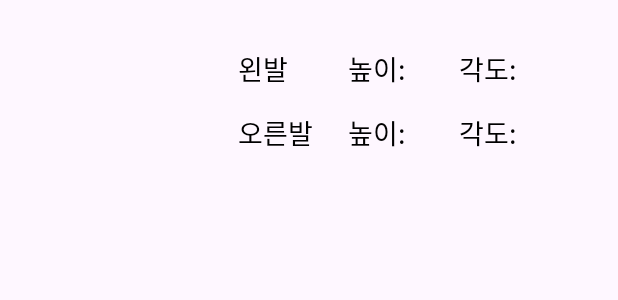
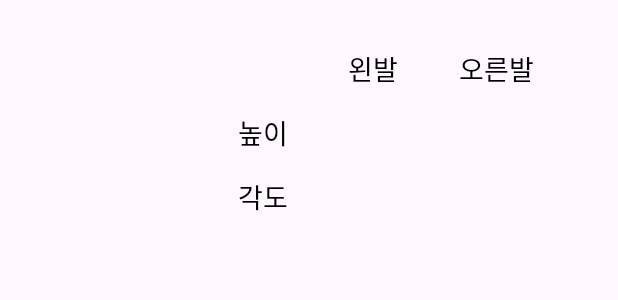
Before and after one commit to Leetaegyeom/ESE2024_BerryPirates, an Android app built with Jetpack Compose: the layout record_recyclerview_item.xml on its own in the app's theme, with its tools: preview values and no code run, on a phone screen of 412 x 824 dp. Shown: the top 300 px of the screen. Run offline under Robolectric (Android 15) with nearby library versions, the phone set to English and light mode, and no system bars.

Commit message:
Record Activity UI update

```diff
--- a/src/ui/practice_1/app/src/main/res/layout/activity_profile_selection.xml
+++ b/src/ui/practice_1/app/src/main/res/layout/activity_profile_selection.xml
@@ -3,7 +3,8 @@
     android:layout_width="match_parent"
     android:layout_height="match_parent"
     android:orientation="vertical"
-    android:padding="16dp">
+    android:padding="16dp"
+    android:background="#FFFFE0">
 
     <EditText
         android:id="@+id/profileNameEditText"
--- a/src/ui/practice_1/app/src/main/res/layout/record_recyclerview_item.xml
+++ b/src/ui/practice_1/app/src/main/res/layout/record_recyclerview_item.xml
@@ -35,29 +35,60 @@
             android:layout_height="wrap_content"
             android:orientation="horizontal"
             android:layout_marginBottom="15dp">
+
             <LinearLayout
                 android:layout_width="0dp"
                 android:layout_height="wrap_content"
-                android:layout_weight="3">
+                android:layout_weight="1">
+                <TextView
+                    android:layout_width="wrap_content"
+                    android:layout_height="wrap_content"
+                    android:textSize="18sp"
+                    android:textColor="#FF000000"/>
+            </LinearLayout>
+
+            <LinearLayout
+                android:layout_width="0dp"
+                android:layout_height="wrap_content"
+                android:layout_weight="1">
                 <TextView
                     android:id="@+id/leftFootTextView"
                     android:layout_width="wrap_content"
                     android:layout_height="wrap_content"
                     android:text="왼발"
                     android:textSize="18sp"
-                    android:gravity="start"
                     android:textColor="#FF000000"/>
             </LinearLayout>
 
             <LinearLayout
                 android:layout_width="0dp"
                 android:layout_height="wrap_content"
-                android:layout_weight="2">
+                android:layout_weight="1">
+            <TextView
+                android:id="@+id/rightFootTextView"
+                android:layout_width="wrap_content"
+                android:layout_height="wrap_content"
+                android:text="오른발"
+                android:textSize="18sp"
+                android:singleLine="true"
+                android:textColor="#FF000000"/>
+            </LinearLayout>
+        </LinearLayout>
+
+        <LinearLayout
+            android:layout_width="match_parent"
+            android:layout_height="wrap_content"
+            android:orientation="horizontal"
+            android:layout_marginBottom="15dp">
+            <LinearLayout
+                android:layout_width="0dp"
+                android:layout_height="wrap_content"
+                android:layout_weight="1">
                 <TextView
                     android:id="@+id/leftFootHeightTextView"
                     android:layout_width="wrap_content"
                     android:layout_height="wrap_content"
-                    android:text="높이:"
+                    android:text="높이"
                     android:textSize="18sp"
                     android:gravity="start"
                     android:textColor="#FF000000"/>
@@ -75,15 +106,36 @@
                     android:textColor="#FF000000"/>
             </LinearLayout>
 
+
             <LinearLayout
                 android:layout_width="0dp"
                 android:layout_height="wrap_content"
-                android:layout_weight="2">
+                android:layout_weight="1">
+                <TextView
+                    android:id="@+id/rightHeightTextView"
+                    android:layout_width="wrap_content"
+                    android:layout_height="wrap_content"
+                    android:textSize="18sp"
+                    android:textColor="#FF000000"/>
+
+            </LinearLayout>
+        </LinearLayout>
+
+        <LinearLayout
+            android:layout_width="match_parent"
+            android:layout_height="wrap_content"
+            android:orientation="horizontal"
+            android:layout_marginBottom="15dp">
+
+            <LinearLayout
+                android:layout_width="0dp"
+                android:layout_height="wrap_content"
+                android:layout_weight="1">
                 <TextView
                     android:id="@+id/leftFootAngleTextView"
                     android:layout_width="wrap_content"
                     android:layout_height="wrap_content"
-                    android:text="각도:"
+                    android:text="각도"
                     android:textSize="18sp"
                     android:textColor="#FF000000"/>
 
@@ -100,67 +152,6 @@
                     android:textSize="18sp"
                     android:textColor="#FF000000"/>
             </LinearLayout>
-        </LinearLayout>
-
-        <!-- 오른발 정보 -->
-        <LinearLayout
-            android:layout_width="match_parent"
-            android:layout_height="wrap_content"
-            android:orientation="horizontal">
-
-            <LinearLayout
-                android:layout_width="0dp"
-                android:layout_height="wrap_content"
-                android:layout_weight="3">
-                <TextView
-                    android:id="@+id/rightFootTextView"
-                    android:layout_width="wrap_content"
-                    android:layout_height="wrap_content"
-                    android:text="오른발"
-                    android:textSize="18sp"
-                    android:singleLine="true"
-                    android:textColor="#FF000000"/>
-            </LinearLayout>
-
-            <LinearLayout
-                android:layout_width="0dp"
-                android:layout_height="wrap_content"
-                android:layout_weight="2">
-                <TextView
-                    android:id="@+id/rightFootHeightTextView"
-                    android:layout_width="wrap_content"
-                    android:layout_height="wrap_content"
-                    android:text="높이:"
-                    android:textSize="18sp"
-                    android:textColor="#FF000000"/>
-            </LinearLayout>
-
-            <LinearLayout
-                android:layout_width="0dp"
-                android:layout_height="wrap_content"
-                android:layout_weight="1">
-                <TextView
-                    android:id="@+id/rightHeightTextView"
-                    android:layout_width="wrap_content"
-                    android:layout_height="wrap_content"
-                    android:textSize="18sp"
-                    android:textColor="#FF000000"/>
-
-            </LinearLayout>
-
-            <LinearLayout
-                android:layout_width="0dp"
-                android:layout_height="wrap_content"
-                android:layout_weight="2">
-                <TextView
-                    android:id="@+id/rightFootAngleTextView"
-                    android:layout_width="wrap_content"
-                    android:layout_height="wrap_content"
-                    android:text="각도:"
-                    android:textSize="18sp"
-                    android:gravity="start"
-                    android:textColor="#FF000000"/>
-            </LinearLayout>
 
             <LinearLayout
                 android:layout_width="0dp"
@@ -174,5 +165,8 @@
                     android:textColor="#FF000000"/>
             </LinearLayout>
         </LinearLayout>
+
+
+
     </LinearLayout>
 </LinearLayout>
```
Also changed, not shown: src/ui/practice_1/app/src/main/java/com/example/practice_1/FootControlActivity.kt (+15 -6 lines), src/ui/practice_1/app/src/main/java/com/example/practice_1/RecordAdapter.kt (+4 -4 lines).
